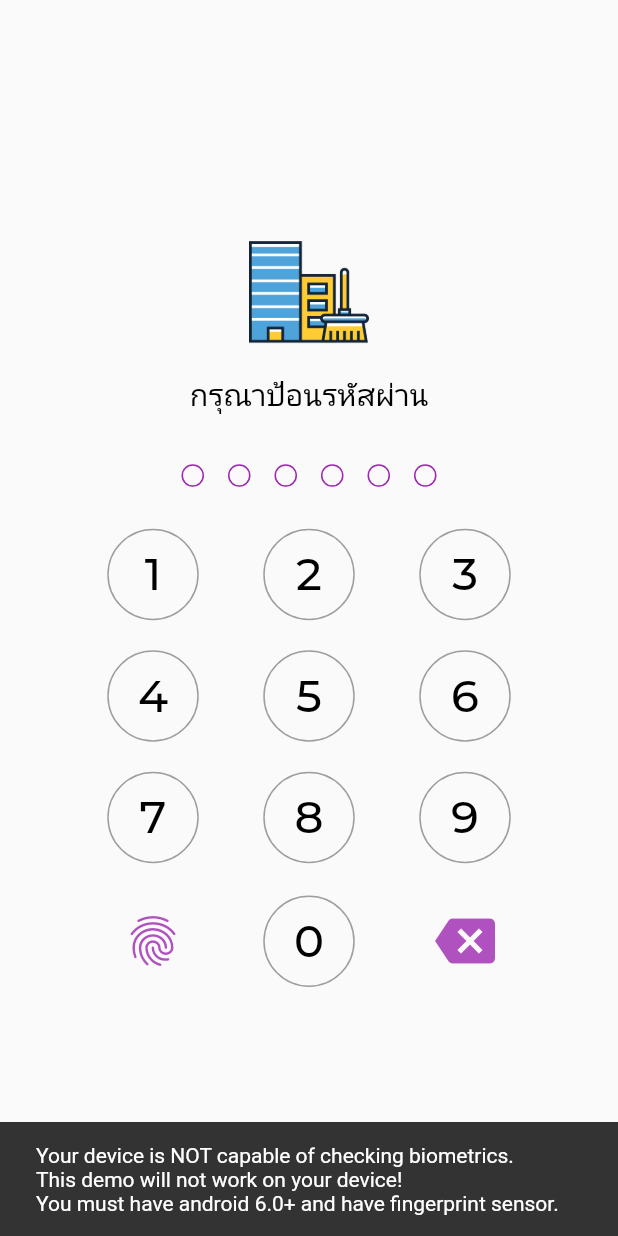
After one commit to chxmpxx/hero-service-app, a Flutter app: the LockScreen screen opened by its route, after a tap on the "fingerprint" icon, on a phone screen of 412 x 824 dp. The commit adds this screen. Run offline on Flutter 3.47's test engine with Material 2 defaults, Android fonts, the phone set to English and light mode, and no system bars; our stand-ins replace introduction_screen, local_auth.

Commit message:
add lock screen

```diff
--- a/lib/routers.dart
+++ b/lib/routers.dart
@@ -1,9 +1,11 @@
 import 'package:flutter/material.dart';
 import 'package:hero_service_app/screens/dashboard/dashboard_screen.dart';
+import 'package:hero_service_app/screens/lockscreen/lock_screen.dart';
 import 'package:hero_service_app/screens/welcome/welcome_screen.dart';
 
 // สร้างตัวแปร Map ไว้เก็บ URL และ Screen
 final Map<String, WidgetBuilder> routes = <String, WidgetBuilder> {
   "/welcome": (BuildContext context) => WelcomeScreen(),
-  "/dashboard": (BuildContext context) => DashboardScreen()
+  "/dashboard": (BuildContext context) => DashboardScreen(),
+  "/lock": (BuildContext context) => LockScreen()
 };
--- a/lib/screens/bottomnav/setting_screen.dart
+++ b/lib/screens/bottomnav/setting_screen.dart
@@ -11,9 +11,21 @@ class _SettingScreenState extends State<SettingScreen> {
   @override
   Widget build(BuildContext context) {
     return Scaffold(
-      body: Center(
-        child: Text('Setting')
-      ),
+      body: Column(
+        mainAxisAlignment: MainAxisAlignment.spaceBetween,
+        mainAxisSize: MainAxisSize.max,
+        children: <Widget>[
+          Container(
+
+          ),
+          RaisedButton(
+            onPressed: (){
+              Navigator.pushReplacementNamed(context, '/lock');
+            },
+            child: Text('ออกจากระบบ', style: TextStyle(color: Colors.white),),
+          )
+        ],
+      )
     );
   }
 }
--- /dev/null
+++ b/lib/screens/lockscreen/lock_screen.dart
@@ -0,0 +1,69 @@
+import 'package:flutter/material.dart';
+import 'package:hero_service_app/screens/lockscreen/numpad.dart';
+
+class LockScreen extends StatefulWidget {
+  LockScreen({Key? key}) : super(key: key);
+
+  @override
+  State<LockScreen> createState() => _LockScreenState();
+}
+
+class _LockScreenState extends State<LockScreen> {
+
+  int length = 6;
+
+  onChange(String number) {
+    if(number.length == length) {
+      if(number == '123456') {
+        Navigator.pushReplacementNamed(context, '/dashboard');
+      }
+      else {
+        _showDialog('แจ้งเตือน', 'รหัสผ่านไม่ถูกต้อง');
+      }
+    }
+  }
+
+  void _showDialog(title, msg) {
+    // showDialog: ตัว pop-up
+    showDialog(
+      context: context,
+      builder: (BuildContext context) {
+        // AlertDialog: หน้าตา UI ข้างในที่ใส่ของต่าง ๆ ได้
+        return AlertDialog(
+          title: Text(title),
+          content: Text(msg),
+          actions: [
+            FlatButton(
+              onPressed: (){
+                Navigator.of(context).pop();
+              },
+              child: Text('ปิด')
+            )
+          ],
+        );
+      }
+    );
+  }
+
+  @override
+  Widget build(BuildContext context) {
+    return Scaffold(
+      body: Center(
+        child: Column(
+          mainAxisAlignment: MainAxisAlignment.center,
+          children: <Widget>[
+            Image.asset('assets/images/menu_icon/offices.png', width: 80, height: 80),
+            Padding(
+              padding: EdgeInsets.symmetric(vertical: 15),
+              child: Text(
+                'กรุณาป้อนรหัสผ่าน',
+                style: TextStyle(color: Colors.black, fontSize: 20, fontWeight: FontWeight.w400),
+              ),
+            ),
+            Numpad(length: length, onChange: onChange)
+          ],
+        ),
+      ),
+    );
+  }
+}
--- /dev/null
+++ b/lib/screens/lockscreen/numpad.dart
@@ -0,0 +1,249 @@
+import 'package:flutter/material.dart';
+// แสกนนิ้ว
+import 'package:local_auth/local_auth.dart';
+// import 'package:shared_preferences/shared_preferences.dart';
+
+class Numpad extends StatefulWidget {
+  // รหัสผ่านกี่หลัก
+  final int? length;
+  final Function? onChange;
+  Numpad({Key? key, this.length, this.onChange}) : super(key: key);
+
+  @override
+  _NumpadState createState() => _NumpadState();
+}
+
+class _NumpadState extends State<Numpad> {
+
+  bool _authSuccess = false;
+  final LocalAuthentication _localAuth = LocalAuthentication();
+  String number = '';
+
+  /** ฟังก์ชันการสแกนนิ้ว */
+  Future<bool> _auth() async {
+    setState(() => this._authSuccess = false);
+    if (await this._localAuth.canCheckBiometrics == false) {
+      Scaffold.of(context).showSnackBar(
+        SnackBar(
+          content: Text('Your device is NOT capable of checking biometrics.\n'
+              'This demo will not work on your device!\n'
+              'You must have android 6.0+ and have fingerprint sensor.'),
+        ),
+      );
+      return false;
+    }
+    // **NOTE**: for local auth to work, tha MainActivity needs to extend from
+    // FlutterFragmentActivity, cf. https://stackoverflow.com/a/56605771.
+    try {
+      // authenticateWithBiometrics: ตรวจว่าลายนิ้วมือตรงกับลายนิ้วมือที่เก็บในเครื่องไหม
+      final authSuccess = await this._localAuth.authenticateWithBiometrics (
+        localizedReason: 'เข้าใช้งานด้วยการแสกนลายนิ้วมือ\nหรือ ยกเลิกเพื่อกลับไปใช้รหัส PIN'
+      );
+
+      if(authSuccess){
+        _setAuthSuccess();
+      }
+
+      return true;
+
+      /*
+      Scaffold.of(context).showSnackBar(
+        SnackBar(content: Text('authSuccess=$authSuccess')),
+      );
+      return authSuccess;
+      */
+
+    } catch (e) {
+      Scaffold.of(context).showSnackBar(
+        SnackBar(content: Text(e.toString())),
+      );
+      return false;
+    }
+  }
+
+  void _setAuthSuccess() async {
+    // สร้างตัวเก็บข้อมูลแบบ SharedPreferences
+    // SharedPreferences sharedPreferences = await SharedPreferences.getInstance();
+    // sharedPreferences.setInt('storeStep', 3);
+    Navigator.pushReplacementNamed(context, '/dashboard');
+  }
+
+  setValue(String val){
+    if(number.length < widget.length!)
+      setState(() {
+        number += val;
+        widget.onChange!(number);
+      });
+  }
+
+  backspace(String text){
+    if(text.length > 0){
+      setState(() {
+        number = text.split('').sublist(0,text.length-1).join('');
+        widget.onChange!(number);
+      });
+    }
+  }
+
+  @override
+  Widget build(BuildContext context) {
+    return Container(
+      padding: EdgeInsets.symmetric(horizontal: 30.0),
+      child: Column(
+        children: <Widget>[
+          Preview(text: number, length: widget.length!),
+          Row(
+            mainAxisAlignment: MainAxisAlignment.spaceEvenly,
+            children: <Widget>[
+              NumpadButton(
+                text: '1',
+                onPressed: ()=>setValue('1'),
+              ),
+              NumpadButton(
+                text: '2',
+                onPressed: ()=>setValue('2'),
+              ),
+              NumpadButton(
+                text: '3',
+                onPressed: ()=>setValue('3'),
+              ),
+            ],
+          ),
+          Row(
+            mainAxisAlignment: MainAxisAlignment.spaceEvenly,
+            children: <Widget>[
+              NumpadButton(
+                text: '4',
+                onPressed: ()=>setValue('4'),
+              ),
+              NumpadButton(
+                text: '5',
+                onPressed: ()=>setValue('5'),
+              ),
+              NumpadButton(
+                text: '6',
+                onPressed: ()=>setValue('6'),
+              ),
+            ],
+          ),
+          Row(
+            mainAxisAlignment: MainAxisAlignment.spaceEvenly,
+            children: <Widget>[
+              NumpadButton(
+                text: '7',
+                onPressed: ()=>setValue('7'),
+              ),
+              NumpadButton(
+                text: '8',
+                onPressed: ()=>setValue('8'),
+              ),
+              NumpadButton(
+                text: '9',
+                onPressed: ()=>setValue('9'),
+              ),
+            ],
+          ),
+          Row(
+            mainAxisAlignment: MainAxisAlignment.center,
+            children: <Widget>[
+              NumpadButton(
+                haveBorder: false,
+                icon: Icons.fingerprint,
+                onPressed: () async {
+                  final authSuccess = await this._auth();
+                  setState(() => this._authSuccess = authSuccess);
+                },
+              ),
+              Padding(
+                padding: const EdgeInsets.symmetric(horizontal: 40),
+                child: NumpadButton(
+                  text: '0',
+                  onPressed: ()=>setValue('0'),
+                ),
+              ),
+              NumpadButton(
+                haveBorder: false,
+                icon: Icons.backspace,
+                onPressed: ()=>backspace(number),
+              ),
+            ],
+          )
+        ],
+      ),
+    );
+  }
+}
+
+class Preview extends StatelessWidget {
+  final int? length;
+  final String? text;
+  const Preview({Key? key, this.length, this.text}) : super(key: key);
+
+  @override
+  Widget build(BuildContext context) {
+    List<Widget> previewLength = [];
+    for (var i = 0; i < length!; i++) {
+      previewLength.add(Dot(isActive: text!.length >= i+1));
+    }
+    return Container(
+      padding: EdgeInsets.symmetric(vertical: 10.0),
+      child: Wrap(
+        children: previewLength
+      )
+    );
+  }
+}
+
+class Dot extends StatelessWidget {
+  final bool isActive;
+  const Dot({Key? key, this.isActive = false}) : super(key: key);
+
+  @override
+  Widget build(BuildContext context) {
+    return Container(
+      padding: EdgeInsets.all(8.0),
+      child: Container(
+        width: 15.0,
+        height: 15.0,
+        decoration: BoxDecoration(
+          color: isActive ? Theme.of(context).primaryColor : Colors.transparent,
+          border: Border.all(
+            width: 1.0,
+            color: Theme.of(context).primaryColor
+          ),
+          borderRadius: BorderRadius.circular(15.0),
+        ),
+      ),
+    );
+  }
+}
+
+class NumpadButton extends StatelessWidget {
+  final String? text;
+  final IconData? icon;
+  final bool haveBorder;
+  final void Function()? onPressed;
+  const NumpadButton({Key? key, this.text, this.icon, this.haveBorder=true, this.onPressed}) : super(key: key);
+
+  @override
+  Widget build(BuildContext context) {
+    TextStyle buttonStyle = TextStyle(fontSize:30.0, color: Colors.black);
+    Widget label = icon != null ? Icon(icon, color: Theme.of(context).primaryColor.withOpacity(0.8), size: 40.0,)
+      : Text(this.text ?? '', style: buttonStyle);
+
+    return Container(
+      padding: EdgeInsets.symmetric(vertical: 10.0),
+      child: OutlinedButton(
+        style: OutlinedButton.styleFrom(
+          side: haveBorder ? BorderSide(color: Colors.grey) : BorderSide.none,
+          // highlightedBorderColor: icon!=null ? Colors.transparent : Theme.of(context).primaryColor.withOpacity(0.3),
+          // splashColor: icon!=null ? Colors.transparent : Theme.of(context).primaryColor.withOpacity(0.1),
+          padding: EdgeInsets.all(12.0),
+          shape: CircleBorder(),
+        ),
+        onPressed: onPressed,
+        child: label,
+      )
+    );
+  }
+}
--- a/pubspec.yaml
+++ b/pubspec.yaml
@@ -36,6 +36,7 @@ dependencies:
   cupertino_icons: ^1.0.2
   intro_slider: ^3.0.9
   introduction_screen: ^3.0.2
+  local_auth: ^1.1.11
 
 dev_dependencies:
   flutter_test:
```
Also changed, not shown: pubspec.lock, 3 other files.
